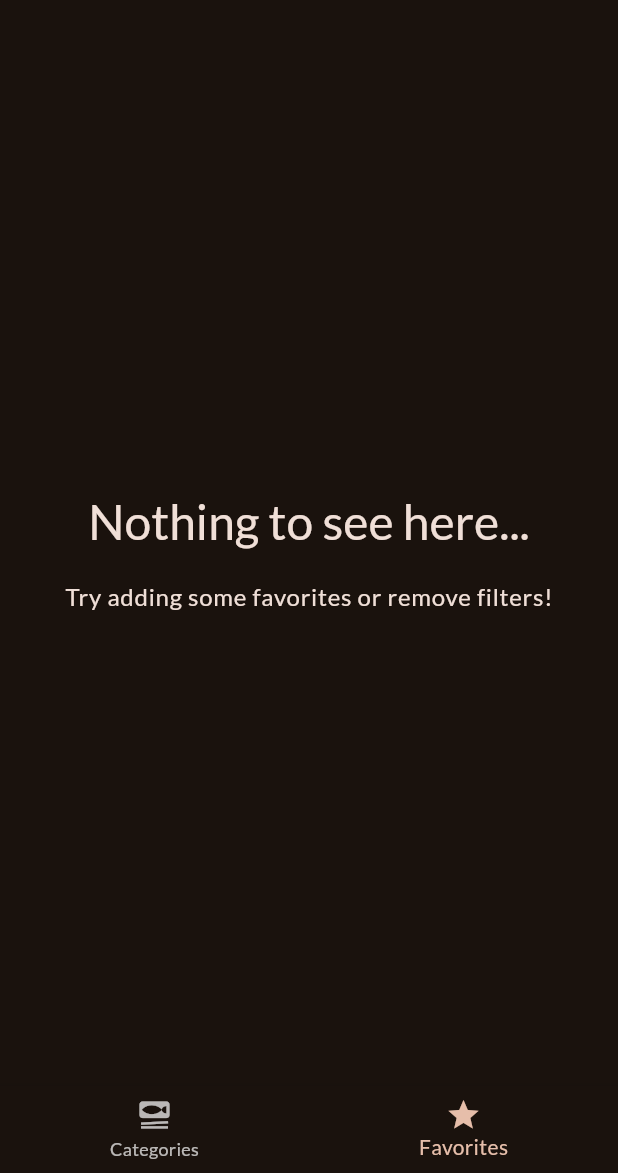
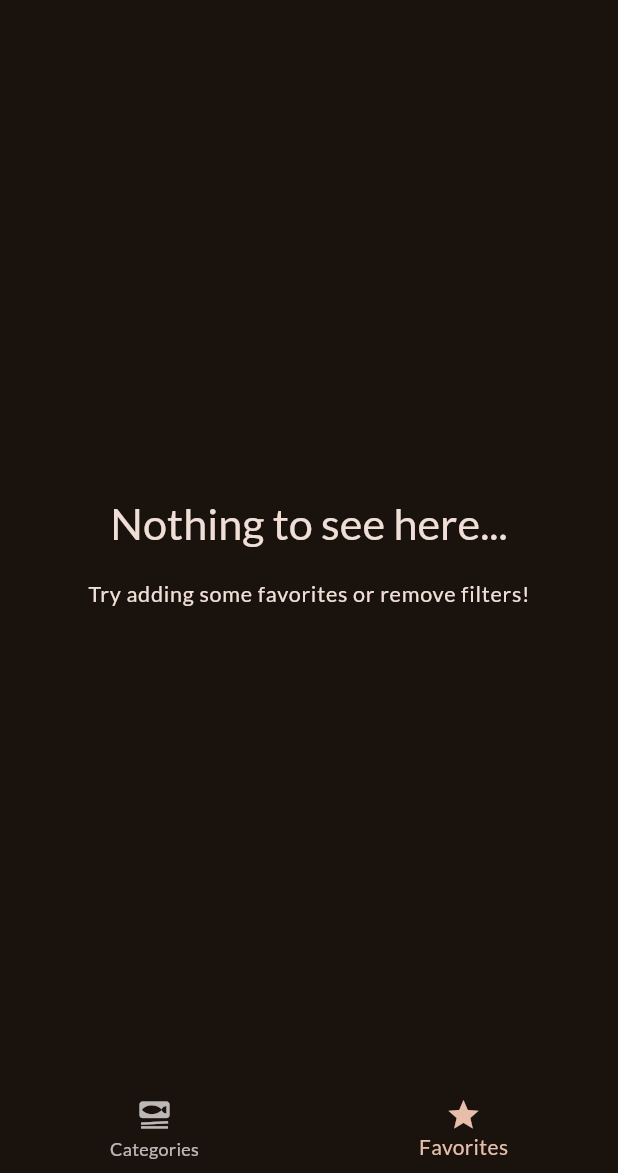
Before and after one commit to ivan-horchakov/meals, a Flutter app: the screen it shows after launch, item 2 of the bottom bar chosen, on a phone screen of 412 x 824 dp, the part 63-1236 px from its top. Run offline on Flutter 3.47's test engine with Material 3 defaults, Android fonts, the phone set to English and light mode, and no system bars; our stand-ins replace flutter_riverpod, google_fonts, transparent_image.

Commit message:
Responsive optimization

```diff
--- a/lib/main.dart
+++ b/lib/main.dart
@@ -1,6 +1,5 @@
 import 'package:flutter/material.dart';
 import 'package:flutter_riverpod/flutter_riverpod.dart';
-
 import 'package:google_fonts/google_fonts.dart';
 import 'package:meals/screens/tabs.dart';
 
@@ -15,13 +14,13 @@ final theme = ThemeData(
 void main() {
   runApp(
     const ProviderScope(
-      child: App(),
+      child: MealsApp(),
     ),
   );
 }
 
-class App extends StatelessWidget {
-  const App({super.key});
+class MealsApp extends StatelessWidget {
+  const MealsApp({super.key});
 
   @override
   Widget build(BuildContext context) {
--- a/lib/screens/meals.dart
+++ b/lib/screens/meals.dart
@@ -25,6 +25,8 @@ class MealsScreen extends StatelessWidget {
 
   @override
   Widget build(BuildContext context) {
+    const double textScaler = 0.9;
+
     Widget content = Center(
       child: Column(
         mainAxisSize: MainAxisSize.min,
@@ -34,15 +36,15 @@ class MealsScreen extends StatelessWidget {
             style: Theme.of(context).textTheme.headlineLarge!.copyWith(
                   color: Theme.of(context).colorScheme.onBackground,
                 ),
+            textScaler: const TextScaler.linear(textScaler),
           ),
-          const SizedBox(
-            height: 18,
-          ),
+          const SizedBox(height: 18),
           Text(
             'Try adding some favorites or remove filters!',
             style: Theme.of(context).textTheme.bodyLarge!.copyWith(
                   color: Theme.of(context).colorScheme.onBackground,
                 ),
+            textScaler: const TextScaler.linear(textScaler),
           ),
         ],
       ),
@@ -66,7 +68,10 @@ class MealsScreen extends StatelessWidget {
 
     return Scaffold(
       appBar: AppBar(
-        title: Text(title!),
+        title: Text(
+          title!,
+          textScaler: const TextScaler.linear(textScaler),
+        ),
         centerTitle: true,
       ),
       body: content,
--- a/lib/screens/tabs.dart
+++ b/lib/screens/tabs.dart
@@ -46,6 +46,7 @@ class _TabsScreenState extends ConsumerState<TabsScreen> {
   @override
   Widget build(BuildContext context) {
     final availableMeals = ref.watch(filteredMealsProvider);
+    const double textScaler = 1.0;
 
     Widget activePage = CategoriesScreen(
       availableMeals: availableMeals,
@@ -62,7 +63,10 @@ class _TabsScreenState extends ConsumerState<TabsScreen> {
     return Scaffold(
       appBar: AppBar(
         centerTitle: true,
-        title: Text(activePageTitle),
+        title: Text(
+          activePageTitle,
+          textScaler: const TextScaler.linear(textScaler),
+        ),
       ),
       drawer: MainDrawer(onSelectScreen: _setScreen),
       body: activePage,
```
Also changed, not shown: lib/screens/filters.dart (+17 -13 lines), lib/screens/meal_details.dart (+14 -9 lines), lib/widgets/category_grid_item.dart (+8 -2 lines), lib/widgets/main_drawer.dart (+7 -7 lines), lib/widgets/meal_item.dart (+7 -11 lines), lib/widgets/meal_item_trait.dart (+7 -1 lines), 5 other files.
